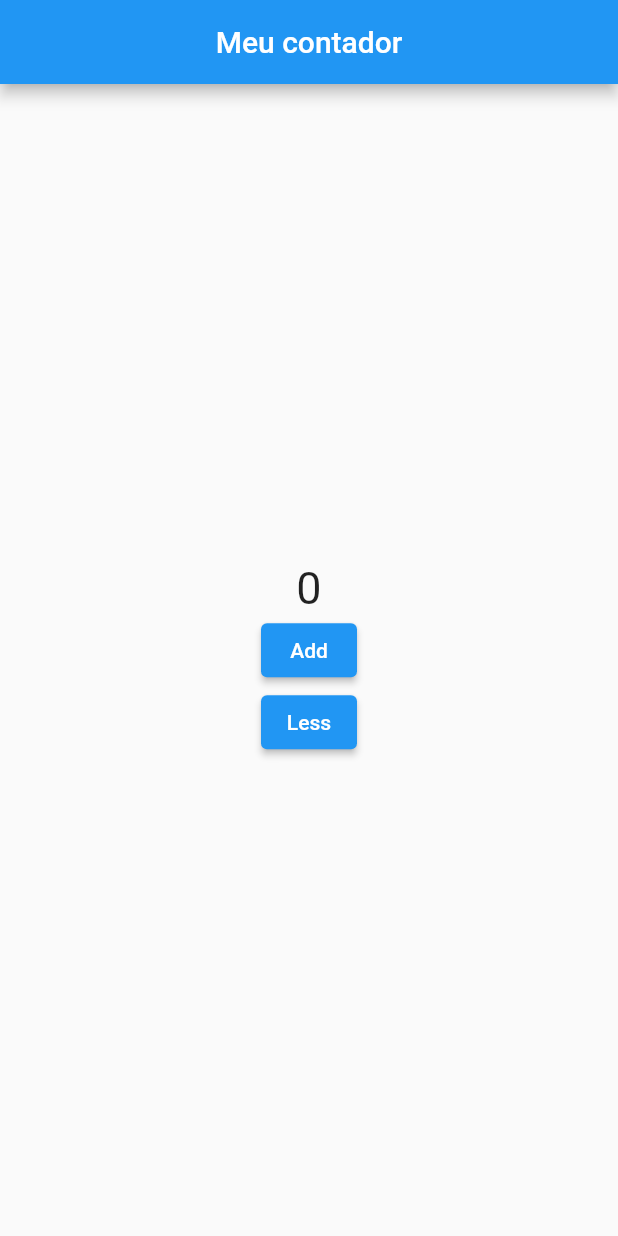
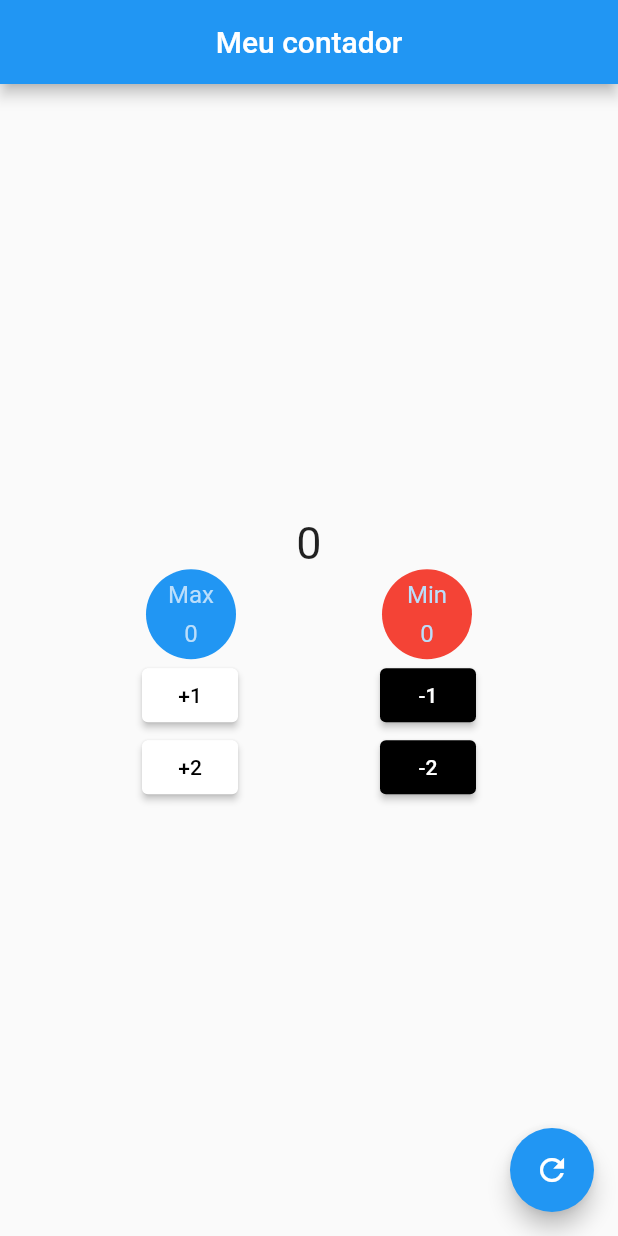
Before and after one commit to GuilhermeVendramini/contador, a Flutter app: the screen it shows after launch, on a phone screen of 412 x 824 dp. Run offline on Flutter 3.47's test engine with Material 2 defaults, Android fonts, the phone set to English and light mode, and no system bars.

Commit message:
contador

```diff
--- a/contador/lib/main.dart
+++ b/contador/lib/main.dart
@@ -12,6 +12,11 @@ class MyApp extends StatelessWidget {
   @override
   Widget build(BuildContext context) {
     return MaterialApp(
+      theme: ThemeData(
+        appBarTheme: AppBarTheme(
+          centerTitle: true,
+        ),
+      ),
       home: MyPage(),
     );
   }
@@ -25,12 +30,27 @@ class MyPage extends StatefulWidget {
 }
 
 class _MyPageState extends State<MyPage> {
-  int count = 0;
+  int count = 0, max = 0, min = 0;
 
-  void _counter() {
+  void _refresh() {
     setState(() {
-      count++;
-      print(count);
+      count = 0;
+      max = 0;
+      min = 0;
+    });
+  }
+
+  void _incrementCounter({int value = 1}) {
+    setState(() {
+      count += value;
+      if (count > max) max = count;
+    });
+  }
+
+  void _decrementCounter({int value = 1}) {
+    setState(() {
+      count -= value;
+      if (count < min) min = count;
     });
   }
 
@@ -39,7 +59,6 @@ class _MyPageState extends State<MyPage> {
     return Scaffold(
       appBar: AppBar(
         title: Text('Meu contador'),
-        centerTitle: true,
       ),
       body: Center(
         child: Column(
@@ -51,22 +70,102 @@ class _MyPageState extends State<MyPage> {
                 fontSize: 30.0,
               ),
             ),
-            ElevatedButton(
-              child: Text('Add'),
-              onPressed: _counter,
+            Row(
+              mainAxisAlignment: MainAxisAlignment.spaceEvenly,
+              children: [
+                CircleAvatar(
+                  backgroundColor: Colors.blue,
+                  maxRadius: 30.0,
+                  child: Column(
+                    mainAxisAlignment: MainAxisAlignment.spaceEvenly,
+                    children: [
+                      Text('Max'),
+                      Text('$max'),
+                    ],
+                  ),
+                ),
+                CircleAvatar(
+                  backgroundColor: Colors.red,
+                  maxRadius: 30.0,
+                  child: Column(
+                    mainAxisAlignment: MainAxisAlignment.spaceEvenly,
+                    children: [
+                      Text('Min'),
+                      Text('$min'),
+                    ],
+                  ),
+                ),
+              ],
             ),
-            ElevatedButton(
-                child: Text('Less'),
-                onPressed: () {
-                  print('TODO');
-                }),
+            Row(
+              mainAxisAlignment: MainAxisAlignment.spaceEvenly,
+              children: [
+                ElevatedButton(
+                  style: ButtonStyle(
+                    backgroundColor: MaterialStateProperty.all<Color>(
+                      Colors.white,
+                    ),
+                  ),
+                  child: Text(
+                    '+1',
+                    style: TextStyle(
+                      color: Colors.black,
+                    ),
+                  ),
+                  onPressed: _incrementCounter,
+                ),
+                ElevatedButton(
+                  style: ButtonStyle(
+                    backgroundColor: MaterialStateProperty.all<Color>(
+                      Colors.black,
+                    ),
+                  ),
+                  child: Text(
+                    '-1',
+                  ),
+                  onPressed: _decrementCounter,
+                ),
+              ],
+            ),
+            Row(
+              mainAxisAlignment: MainAxisAlignment.spaceEvenly,
+              children: [
+                ElevatedButton(
+                  style: ButtonStyle(
+                    backgroundColor: MaterialStateProperty.all<Color>(
+                      Colors.white,
+                    ),
+                  ),
+                  child: Text(
+                    '+2',
+                    style: TextStyle(
+                      color: Colors.black,
+                    ),
+                  ),
+                  onPressed: () {
+                    _incrementCounter(value: 2);
+                  },
+                ),
+                ElevatedButton(
+                  style: ButtonStyle(
+                    backgroundColor: MaterialStateProperty.all<Color>(
+                      Colors.black,
+                    ),
+                  ),
+                  child: Text('-2'),
+                  onPressed: () {
+                    _decrementCounter(value: 2);
+                  },
+                ),
+              ],
+            ),
           ],
         ),
       ),
-      // floatingActionButton: FloatingActionButton(
-      //   child: Text('Add'),
-      //   onPressed: _counter,
-      // ),
+      floatingActionButton: FloatingActionButton(
+        child: Icon(Icons.refresh),
+        onPressed: _refresh,
+      ),
     );
   }
 }
```
